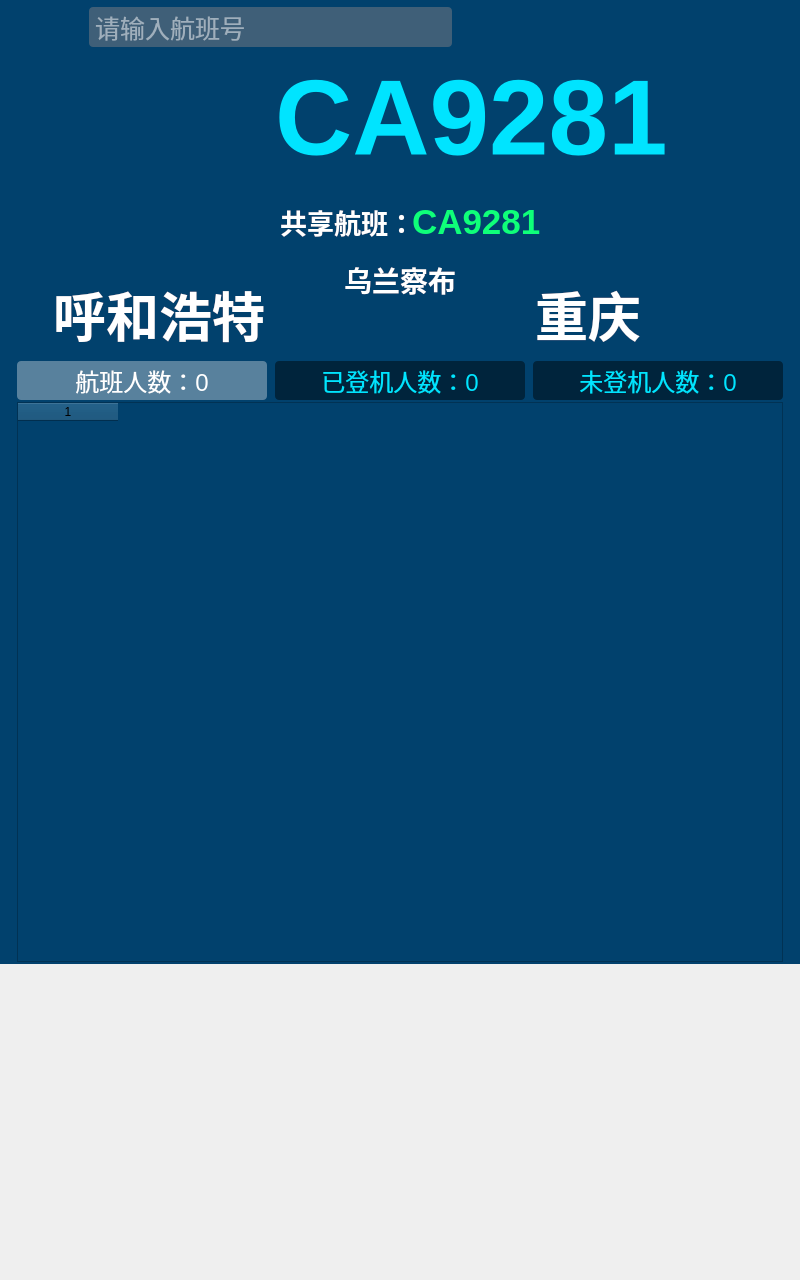
Qt form BoardingControl_Linux/UI_Classes/flightenquires.ui (17719543022/Review) before a commit.
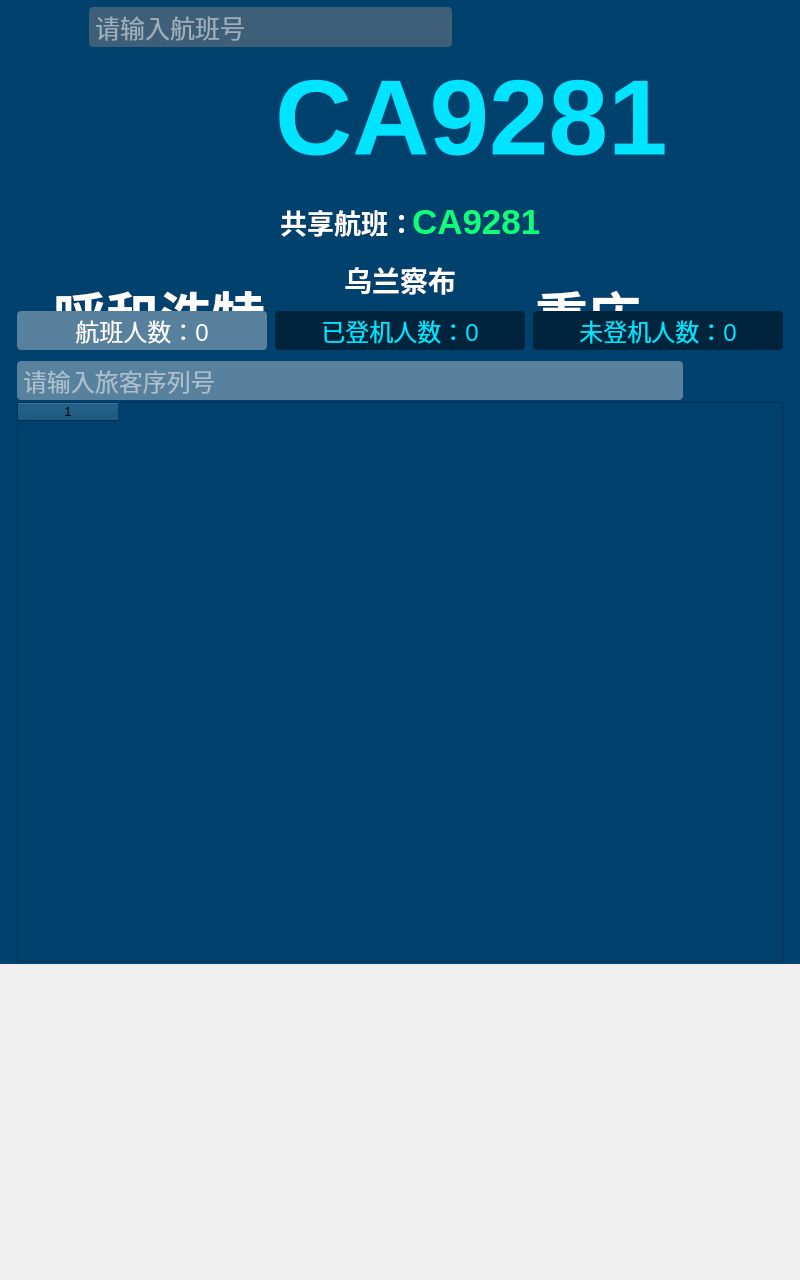
The same form after that commit. Icons and pictures are not drawn.

Commit message: 每个选项卡根据序列号精确查找，可为0或多余1条记录

The edit to the form file:
```diff
--- a/BoardingControl_Linux/UI_Classes/flightenquires.ui
+++ b/BoardingControl_Linux/UI_Classes/flightenquires.ui
@@ -370,7 +370,7 @@
     <property name="geometry">
      <rect>
       <x>15</x>
-      <y>361</y>
+      <y>311</y>
       <width>770</width>
       <height>39</height>
      </rect>
@@ -454,6 +454,76 @@
      </property>
     </widget>
    </widget>
+   <widget class="QWidget" name="filterWidget" native="true">
+    <property name="geometry">
+     <rect>
+      <x>15</x>
+      <y>361</y>
+      <width>770</width>
+      <height>39</height>
+     </rect>
+    </property>
+    <widget class="QWidget" name="filterLineWidget" native="true">
+     <property name="geometry">
+      <rect>
+       <x>2</x>
+       <y>0</y>
+       <width>666</width>
+       <height>39</height>
+      </rect>
+     </property>
+     <property name="styleSheet">
+      <string notr="true">border: 0;
+image: 0;
+background-color: rgb(88, 129, 157);
+color: rgb(255, 255, 255);
+border-radius: 4px;</string>
+     </property>
+     <widget class="QLineEdit" name="filterLineEdit">
+      <property name="geometry">
+       <rect>
+        <x>4</x>
+        <y>0</y>
+        <width>658</width>
+        <height>39</height>
+       </rect>
+      </property>
+      <property name="font">
+       <font>
+        <pointsize>18</pointsize>
+       </font>
+      </property>
+      <property name="styleSheet">
+       <string notr="true"/>
+      </property>
+      <property name="maxLength">
+       <number>10</number>
+      </property>
+      <property name="placeholderText">
+       <string>请输入旅客序列号</string>
+      </property>
+     </widget>
+    </widget>
+    <widget class="QPushButton" name="filterPushButton">
+     <property name="geometry">
+      <rect>
+       <x>677</x>
+       <y>0</y>
+       <width>91</width>
+       <height>39</height>
+      </rect>
+     </property>
+     <property name="styleSheet">
+      <string notr="true">border: 0;
+image: 0;
+background: 0;
+border-image: url(:/6航班回查/Images/6航班回查/过滤.png);</string>
+     </property>
+     <property name="text">
+      <string/>
+     </property>
+    </widget>
+   </widget>
   </widget>
  </widget>
  <resources/>
```
The commit also changes 7 other files.
